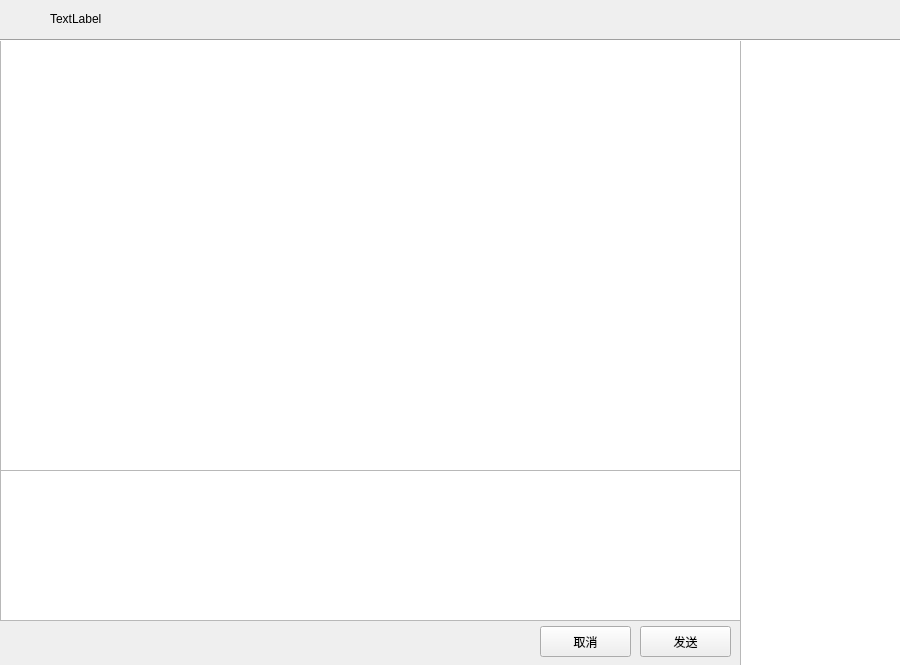
Qt form client/communicationroom.ui (Nao-Chu/RTCR) before a commit.
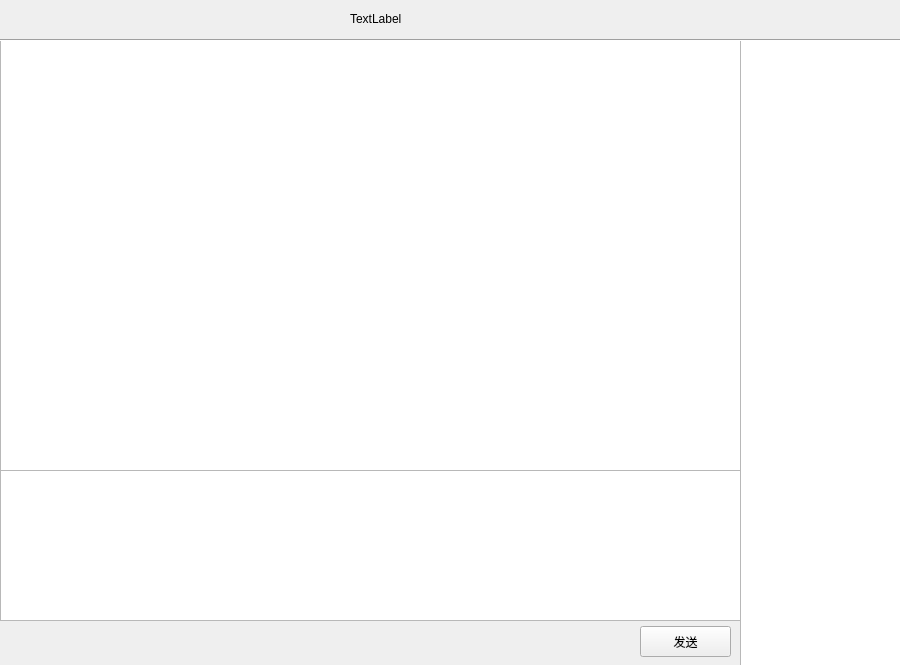
The same form after that commit.

Commit message: add User class

```diff
--- a/client/communicationroom.ui
+++ b/client/communicationroom.ui
@@ -46,9 +46,9 @@
   <widget class="QLabel" name="label">
    <property name="geometry">
     <rect>
-     <x>50</x>
+     <x>350</x>
      <y>10</y>
-     <width>66</width>
+     <width>271</width>
      <height>17</height>
     </rect>
    </property>
@@ -82,19 +82,6 @@
     <string>发送</string>
    </property>
   </widget>
-  <widget class="QPushButton" name="pushButton_2">
-   <property name="geometry">
-    <rect>
-     <x>540</x>
-     <y>626</y>
-     <width>91</width>
-     <height>31</height>
-    </rect>
-   </property>
-   <property name="text">
-    <string>取消</string>
-   </property>
-  </widget>
  </widget>
  <resources/>
  <connections/>
```
Left out of the diff: 8 changed lines with no effect on the pictures. The commit also changes 32 other files.
